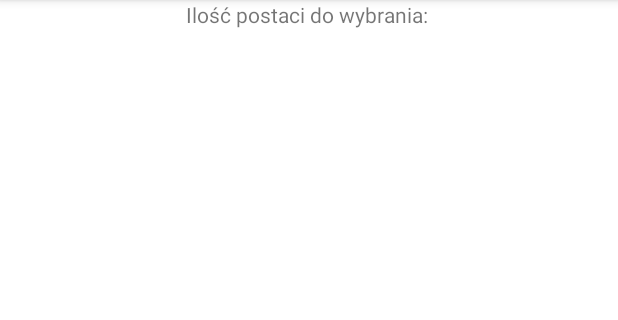
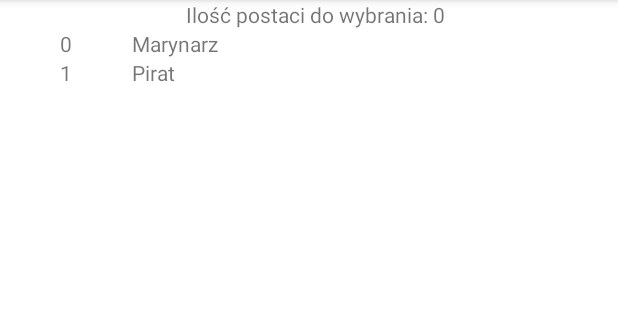
Before and after one commit to Hellmod/Mafia_XML, an Android app: the CharacterListFragment screen opened through its navigation route, on a phone screen of 412 x 824 dp, the part 84-404 px from its top. Run offline under Robolectric (Android 15) with nearby library versions, the phone set to English and light mode, and no system bars; our stand-ins replace Dagger/Hilt's generated code, Room's generated code, Timber, data binding.

Commit message:
playersAmount

```diff
--- a/app/src/main/java/pl/rafalmiskiewicz/mafia/ui/characterList/CharacterListFragment.kt
+++ b/app/src/main/java/pl/rafalmiskiewicz/mafia/ui/characterList/CharacterListFragment.kt
@@ -9,7 +9,6 @@ import dagger.hilt.android.AndroidEntryPoint
 import pl.rafalmiskiewicz.mafia.databinding.FragmentCharacterBinding
 import pl.rafalmiskiewicz.mafia.extensions.observeEvent
 import pl.rafalmiskiewicz.mafia.ui.base.BaseFragment
-import androidx.lifecycle.Observer
 import javax.inject.Inject
 
 @AndroidEntryPoint
@@ -32,13 +31,14 @@ class CharacterListFragment @Inject constructor() : BaseFragment() {
             }
 
         initObservers()
+
         context?.let { mViewModel.initDao(it) }
         mViewModel.readAllData.observe(
-            this,
-            Observer { user ->
-                mViewModel.playerList.value = user
-            }
-        )
+            viewLifecycleOwner
+        ) { user ->
+            mViewModel.playerList.value = user
+            mViewModel._playersAmount.value = user.size.toString()
+        }
 
         return binding.root
     }
--- a/app/src/main/java/pl/rafalmiskiewicz/mafia/ui/characterList/CharacterListViewModel.kt
+++ b/app/src/main/java/pl/rafalmiskiewicz/mafia/ui/characterList/CharacterListViewModel.kt
@@ -18,16 +18,28 @@ class CharacterListViewModel @Inject constructor() : BaseViewModel<CharacterList
     val characterPlayerList = MutableLiveData<List<CharacterPlayer>>()
 
     val playerList = MutableLiveData<List<User>>()
-    val playersAmount = MutableLiveData<Int>()
+    val _playersAmount = MutableLiveData<String>("0")
+    val playersAmount: LiveData<String> = _playersAmount
 
     lateinit var readAllData: LiveData<List<User>>
     private lateinit var repository: UserRepository
 
+    init {
+        characterPlayerList.value = listOf(
+            CharacterPlayer(
+                id = 0,
+                name = "Marynarz"
+            ),
+            CharacterPlayer(
+                id = 1,
+                name = "Pirat"
+            ),
+        )
+    }
+
     fun initDao(context: Context) {
-        Timber.i("RMRM initializing DataBase")
         val userDao = UserDatabase.getDatabase(context).userDao()
         repository = UserRepository(userDao)
         readAllData = repository.readAllData
-        playersAmount.value = playerList.value?.size ?: 0
     }
 }
--- a/app/src/main/java/pl/rafalmiskiewicz/mafia/ui/playerList/PlayerListFragment.kt
+++ b/app/src/main/java/pl/rafalmiskiewicz/mafia/ui/playerList/PlayerListFragment.kt
@@ -35,11 +35,10 @@ class PlayerListFragment @Inject constructor() : BaseFragment() {
         initObservers()
         context?.let { mViewModel.initDao(it) }
         mViewModel.readAllData.observe(
-            this,
-            Observer { user ->
-                mViewModel.playerList.value = user
-            }
-        )
+            viewLifecycleOwner
+        ) { user ->
+            mViewModel.playerList.value = user
+        }
         return binding.root
     }
 
--- a/app/src/main/res/layout/fragment_start.xml
+++ b/app/src/main/res/layout/fragment_start.xml
@@ -57,6 +57,7 @@
             android:id="@+id/button_next"
             android:layout_width="wrap_content"
             android:layout_height="wrap_content"
+            android:layout_marginBottom="56dp"
             android:onClick="@{() -> viewModel.onNextClicked()}"
             android:text="Dalej"
             app:layout_constraintBottom_toBottomOf="parent"
```
